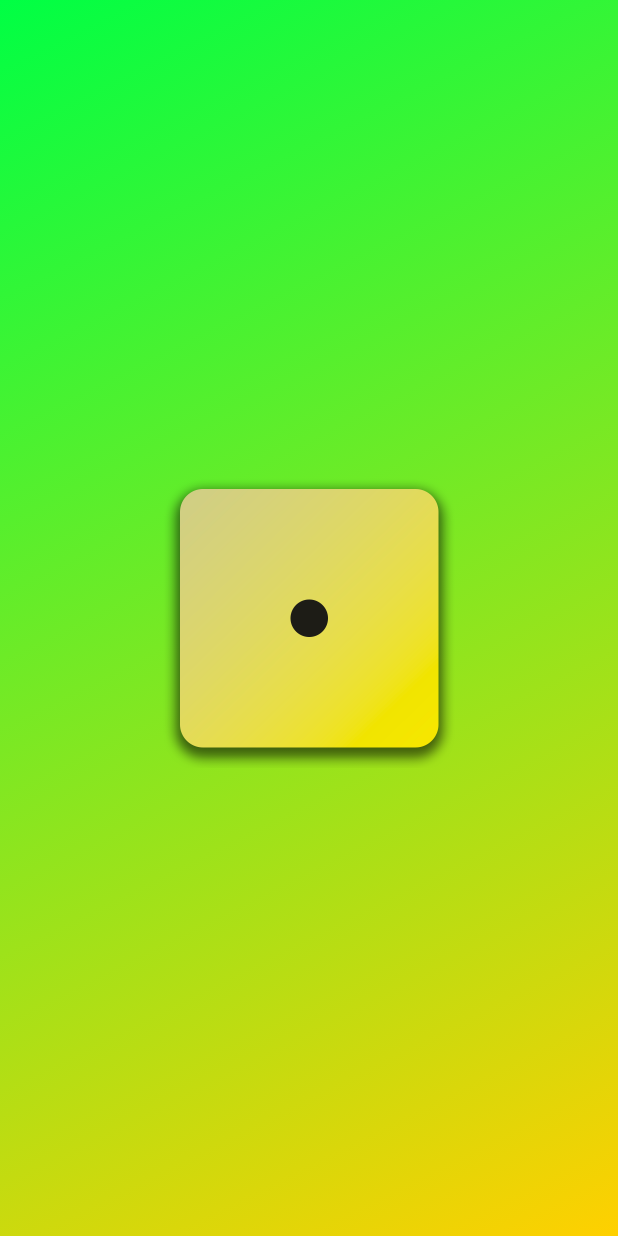
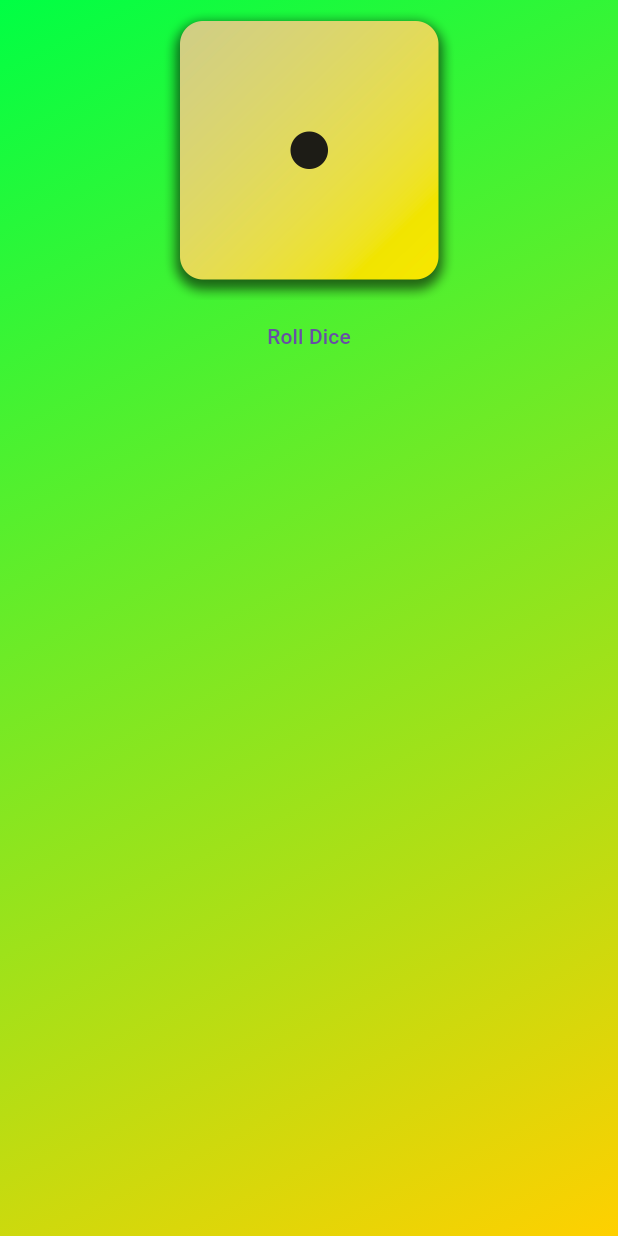
Before and after one commit to thilinanimesh/rolldiceapp, a Flutter app: the screen it shows after launch, on a phone screen of 412 x 824 dp. Run offline on Flutter 3.47's test engine with Material 3 defaults, Android fonts, the phone set to English and light mode, and no system bars.

Commit message:
Added example of three button types in flutter and how to call for an anonymous functions (all commented).

```diff
--- a/lib/gradient_container.dart
+++ b/lib/gradient_container.dart
@@ -49,6 +49,8 @@ class GradientContainer extends StatelessWidget {
   //final Color colorOne;
   //final Color colorTwo;
 
+  void rollDice() {}
+
   @override
   Widget build(context) {
     return Container(
@@ -60,9 +62,26 @@ class GradientContainer extends StatelessWidget {
         ),
       ),
       child: Center(
-        child: Image.asset(
-          "assets/images/dice-1.png",
-          width: 200,
+        child: Column(
+          children: [
+            Image.asset(
+              "assets/images/dice-1.png",
+              width: 200,
+            ),
+
+            // Three different Button types in the flutter
+            //ElevatedButton(onPressed: onPressed, child: child)
+            //OutlinedButton(onPressed: onPressed, child: child)
+            //TextButton(onPressed: onPressed, child: child)
+            // We will use the Textbutton for this example
+
+            TextButton(
+              // example of an anynymous function call in flutter
+              //onPressed: (){},
+              onPressed: rollDice,
+              child: const Text("Roll Dice"),
+            ),
+          ],
         ),
       ),
     );
```
